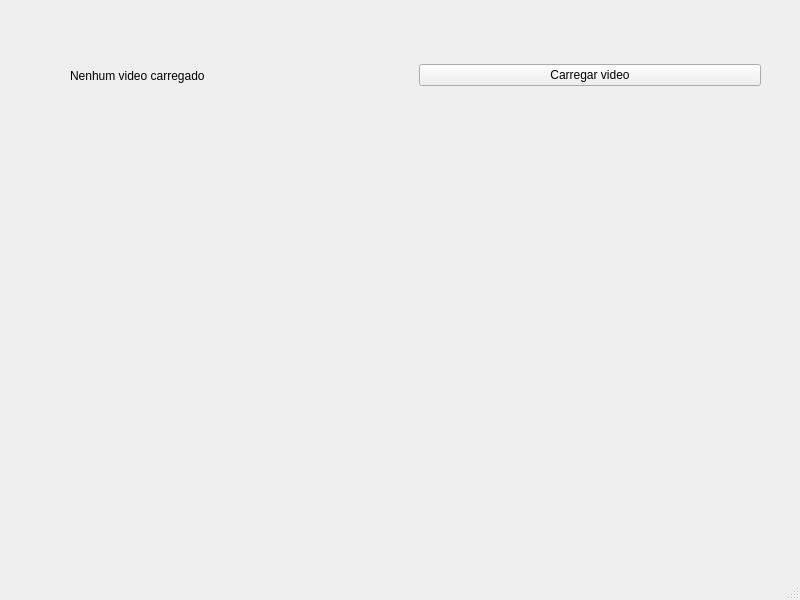
The window that gui/CVISION-GUI/mainwindow.ui (raphaelramosds/clear-vision) describes before a commit, drawn with Qt 5.
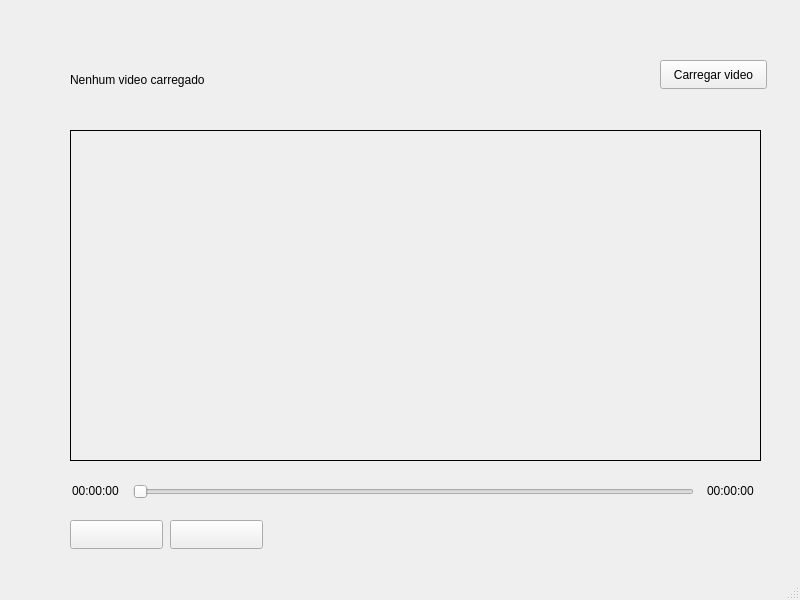
The same window after the commit.

Diff of the .ui file:
```diff
--- a/gui/CVISION-GUI/mainwindow.ui
+++ b/gui/CVISION-GUI/mainwindow.ui
@@ -14,31 +14,115 @@
    <string>MainWindow</string>
   </property>
   <widget class="QWidget" name="centralwidget">
-   <widget class="QWidget" name="">
+   <widget class="QGroupBox" name="videoGroupBox">
     <property name="geometry">
      <rect>
       <x>70</x>
-      <y>60</y>
+      <y>130</y>
       <width>691</width>
-      <height>31</height>
+      <height>331</height>
      </rect>
     </property>
-    <layout class="QHBoxLayout" name="horizontalLayout">
-     <item>
-      <widget class="QLabel" name="loadVideoLabel">
-       <property name="text">
-        <string>Nenhum video carregado</string>
-       </property>
-      </widget>
-     </item>
-     <item>
-      <widget class="QPushButton" name="loadVideoBtn">
-       <property name="text">
-        <string>Carregar video</string>
-       </property>
-      </widget>
-     </item>
-    </layout>
+    <property name="styleSheet">
+     <string notr="true">QGroupBox
+{
+	border: 1px solid;
+}</string>
+    </property>
+    <property name="title">
+     <string/>
+    </property>
+   </widget>
+   <widget class="QLabel" name="currentTimeLabel">
+    <property name="geometry">
+     <rect>
+      <x>72</x>
+      <y>481</y>
+      <width>54</width>
+      <height>20</height>
+     </rect>
+    </property>
+    <property name="text">
+     <string>00:00:00</string>
+    </property>
+   </widget>
+   <widget class="QSlider" name="durationHorizontalSlider">
+    <property name="geometry">
+     <rect>
+      <x>133</x>
+      <y>481</y>
+      <width>561</width>
+      <height>22</height>
+     </rect>
+    </property>
+    <property name="orientation">
+     <enum>Qt::Orientation::Horizontal</enum>
+    </property>
+   </widget>
+   <widget class="QLabel" name="totalTimeLabel">
+    <property name="geometry">
+     <rect>
+      <x>707</x>
+      <y>481</y>
+      <width>54</width>
+      <height>20</height>
+     </rect>
+    </property>
+    <property name="text">
+     <string>00:00:00</string>
+    </property>
+   </widget>
+   <widget class="QPushButton" name="playPauseBtn">
+    <property name="geometry">
+     <rect>
+      <x>70</x>
+      <y>520</y>
+      <width>93</width>
+      <height>29</height>
+     </rect>
+    </property>
+    <property name="text">
+     <string/>
+    </property>
+   </widget>
+   <widget class="QPushButton" name="stopBtn">
+    <property name="geometry">
+     <rect>
+      <x>170</x>
+      <y>520</y>
+      <width>93</width>
+      <height>29</height>
+     </rect>
+    </property>
+    <property name="text">
+     <string/>
+    </property>
+   </widget>
+   <widget class="QPushButton" name="loadVideoBtn">
+    <property name="geometry">
+     <rect>
+      <x>660</x>
+      <y>60</y>
+      <width>107</width>
+      <height>29</height>
+     </rect>
+    </property>
+    <property name="text">
+     <string>Carregar video</string>
+    </property>
+   </widget>
+   <widget class="QLabel" name="loadVideoLabel">
+    <property name="geometry">
+     <rect>
+      <x>70</x>
+      <y>70</y>
+      <width>169</width>
+      <height>20</height>
+     </rect>
+    </property>
+    <property name="text">
+     <string>Nenhum video carregado</string>
+    </property>
    </widget>
   </widget>
   <widget class="QMenuBar" name="menubar">
```
